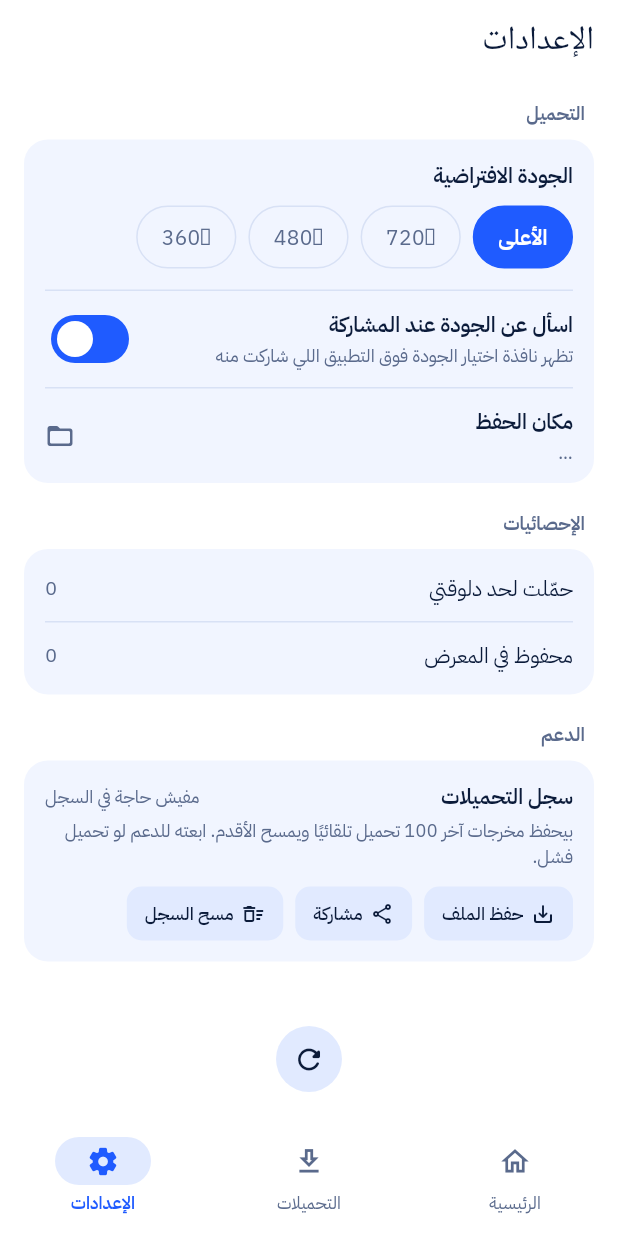
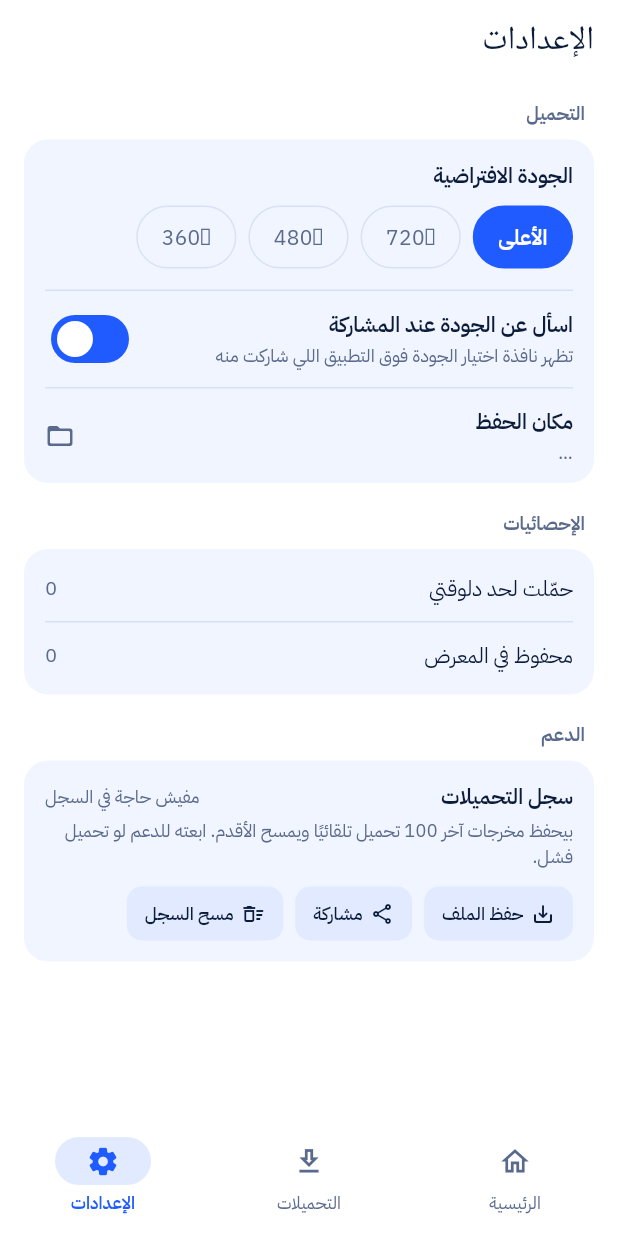
Before and after one commit to Zaky1m/nazzel, a Flutter app: the screen it shows after launch, item 3 of the bottom bar chosen, on a phone screen of 412 x 824 dp. Run offline on Flutter 3.47's test engine with Material 3 defaults, Android fonts, the phone set to English and light mode, and no system bars; Roboto replaces fonts that are missing (ReadexPro).

Commit message:
Pin the playlist download button, move the version to the end of Settings :)

```diff
--- a/lib/core/strings.dart
+++ b/lib/core/strings.dart
@@ -66,14 +66,8 @@ class S {
   static const statsTitle = 'الإحصائيات';
   static const statsLifetime = 'حمّلت لحد دلوقتي';
   static const statsSaved = 'محفوظ في المعرض';
-  static const updatesTitle = 'التحديثات';
   static String versionLabel(String v) => 'الإصدار $v';
-  static const upToDate = 'عندك آخر نسخة';
   static String newVersion(String v) => 'نسخة جديدة $v متاحة';
-  static const checkUpdates = 'فحص التحديثات';
-  static const checkingUpdates = 'بفحص التحديثات...';
-  static const updateAvailableShort = 'نسخة جديدة متاحة';
-  static const updateFailed = 'ماقدرتش أفحص التحديثات';
   static const noLinkFound = 'مفيش رابط في النص ده';
   static const openFailed = 'ماقدرتش أفتح الملف';
 
--- a/lib/ui/downloads_page.dart
+++ b/lib/ui/downloads_page.dart
@@ -183,9 +183,11 @@ class _DownloadsPageState extends State<DownloadsPage> {
                 ),
               ),
               if (active)
-                SoftButton(label: S.cancelAll, icon: Icons.close_rounded, onTap: () => _api.cancelBatch(entry.batchId!))
-              else
-                SoftButton(label: S.deleteAll, icon: Icons.delete_sweep_outlined, onTap: () => _deleteMany(all)),
+                SoftButton(
+                  label: S.cancelAll,
+                  icon: Icons.close_rounded,
+                  onTap: () => _api.cancelBatch(entry.batchId!),
+                ),
             ],
           ),
         ),
--- a/lib/ui/home_page.dart
+++ b/lib/ui/home_page.dart
@@ -157,6 +157,16 @@ class _HomePageState extends State<HomePage> {
               ],
             ),
           ),
+          // A long playlist scrolls under the button, so the button stays in reach.
+          if (_info?.isPlaylist == true)
+            Container(
+              padding: const EdgeInsets.fromLTRB(16, 10, 16, 12),
+              decoration: BoxDecoration(
+                color: p.bg,
+                border: Border(top: BorderSide(color: p.line)),
+              ),
+              child: _downloadButton(p, S.downloadSelected(_picked.length)),
+            ),
         ],
       ),
     );
@@ -385,7 +395,5 @@ class _HomePageState extends State<HomePage> {
     _chips(info),
     const SizedBox(height: 10),
     PlaylistPicker(items: info.items, selected: _picked, onChanged: (s) => setState(() => _picked = s)),
-    const SizedBox(height: 14),
-    _downloadButton(p, S.downloadSelected(_picked.length)),
   ];
 }
--- a/lib/ui/settings_page.dart
+++ b/lib/ui/settings_page.dart
@@ -7,7 +7,6 @@ import '../core/theme.dart';
 import '../engine/engine_api.dart';
 import 'quality.dart';
 import 'widgets/common.dart';
-import 'widgets/update_footer.dart';
 
 class SettingsPage extends StatefulWidget {
   const SettingsPage({super.key, required this.active});
@@ -27,6 +26,7 @@ class _SettingsPageState extends State<SettingsPage> {
   Map<String, dynamic> _stats = const {};
   String _version = '';
   String _location = '';
+  String? _newVersion;
 
   static const _choices = ['best', '720', '480', '360'];
 
@@ -46,6 +46,9 @@ class _SettingsPageState extends State<SettingsPage> {
     _refreshStats();
     _api.appInfo().then((i) {
       if (mounted) setState(() => _version = i['version'] as String? ?? '');
+    });
+    _api.updateInfo().then((u) {
+      if (mounted) setState(() => _newVersion = u?['version'] as String?);
     });
     _api.saveLocation().then((l) {
       if (mounted) setState(() => _location = l);
@@ -282,14 +285,30 @@ class _SettingsPageState extends State<SettingsPage> {
                     ],
                   ),
                 ),
+                _versionLine(p),
               ],
             ),
           ),
-          UpdateFooter(version: _version, onMessage: _toast),
         ],
       ),
     );
   }
+
+  Widget _versionLine(NzPalette p) => Padding(
+    padding: const EdgeInsets.fromLTRB(0, 28, 0, 8),
+    child: Column(
+      children: [
+        if (_version.isNotEmpty) Text(S.versionLabel(_version), style: TextStyle(color: p.mute, fontSize: 12)),
+        if (_newVersion != null) ...[
+          const SizedBox(height: 2),
+          Text(
+            S.newVersion(_newVersion!),
+            style: TextStyle(color: p.accent, fontSize: 12, fontWeight: FontWeight.w600),
+          ),
+        ],
+      ],
+    ),
+  );
 
   Widget _row(NzPalette p, String label, String value, {bool divider = false}) => Container(
     padding: const EdgeInsets.symmetric(vertical: 12),
--- a/lib/ui/widgets/update_footer.dart
+++ /dev/null
@@ -1,110 +0,0 @@
-import 'package:flutter/material.dart';
-
-import '../../core/strings.dart';
-import '../../core/theme.dart';
-import '../../engine/engine_api.dart';
-
-/// Version line with a round check button, pinned under the settings list. It only reports whether a newer
-/// version exists; installing it is up to the user.
-class UpdateFooter extends StatefulWidget {
-  const UpdateFooter({super.key, required this.version, required this.onMessage});
-
-  final String version;
-  final void Function(String text) onMessage;
-
-  @override
-  State<UpdateFooter> createState() => _UpdateFooterState();
-}
-
-class _UpdateFooterState extends State<UpdateFooter> {
-  final _api = EngineApi.instance;
-  bool _checking = false;
-  String? _newVersion;
-
-  @override
-  void initState() {
-    super.initState();
-    _api.updateInfo().then((u) {
-      if (mounted) setState(() => _newVersion = u?['version'] as String?);
-    });
-  }
-
-  Future<void> _check() async {
-    if (_checking) return;
-    setState(() => _checking = true);
-    try {
-      final u = await _api.updateInfo(refresh: true);
-      if (!mounted) return;
-      setState(() => _newVersion = u?['version'] as String?);
-      widget.onMessage(u == null ? S.upToDate : S.newVersion('${u['version']}'));
-    } catch (_) {
-      if (mounted) widget.onMessage(S.updateFailed);
-    } finally {
-      if (mounted) setState(() => _checking = false);
-    }
-  }
-
-  @override
-  Widget build(BuildContext context) {
-    final p = context.nz;
-    const size = 44.0;
-    final found = _newVersion != null;
-    return Padding(
-      padding: const EdgeInsets.fromLTRB(20, 6, 20, 10),
-      child: Column(
-        mainAxisSize: MainAxisSize.min,
-        children: [
-          Semantics(
-            button: true,
-            label: S.checkUpdates,
-            child: Material(
-              color: p.raise,
-              shape: const CircleBorder(),
-              child: InkWell(
-                customBorder: const CircleBorder(),
-                onTap: _check,
-                child: SizedBox(
-                  width: size,
-                  height: size,
-                  child: Stack(
-                    alignment: Alignment.center,
-                    children: [
-                      if (_checking)
-                        SizedBox(
-                          width: size - 4,
-                          height: size - 4,
-                          child: CircularProgressIndicator(strokeWidth: 2.5, color: p.accent),
-                        ),
-                      Icon(Icons.refresh_rounded, color: _checking ? p.mute : p.text, size: 22),
-                      if (found && !_checking)
-                        Positioned(
-                          top: 6,
-                          right: 6,
-                          child: Container(
-                            width: 9,
-                            height: 9,
-                            decoration: BoxDecoration(
-                              color: p.accent,
-                              shape: BoxShape.circle,
-                              border: Border.all(color: p.raise, width: 1.5),
-                            ),
-                          ),
-                        ),
-                    ],
-                  ),
-                ),
-              ),
-            ),
-          ),
-          const SizedBox(height: 6),
-          if (widget.version.isNotEmpty)
-            Text(
-              found ? S.newVersion(_newVersion!) : S.versionLabel(widget.version),
-              style: TextStyle(color: found ? p.accent : p.mute, fontSize: 12),
-            ),
-          if (found) Text(S.versionLabel(widget.version), style: TextStyle(color: p.mute, fontSize: 11.5)),
-        ],
-      ),
-    );
-  }
-}
--- a/pubspec.yaml
+++ b/pubspec.yaml
@@ -1,7 +1,7 @@
 name: nazzel
 description: "Nazzel, a video downloader for Android that runs yt-dlp on the phone."
 publish_to: 'none'
-version: 1.2.1+4
+version: 1.2.2+5
 
 environment:
   sdk: ^3.12.2
```
Also changed, not shown: 1 other file.
